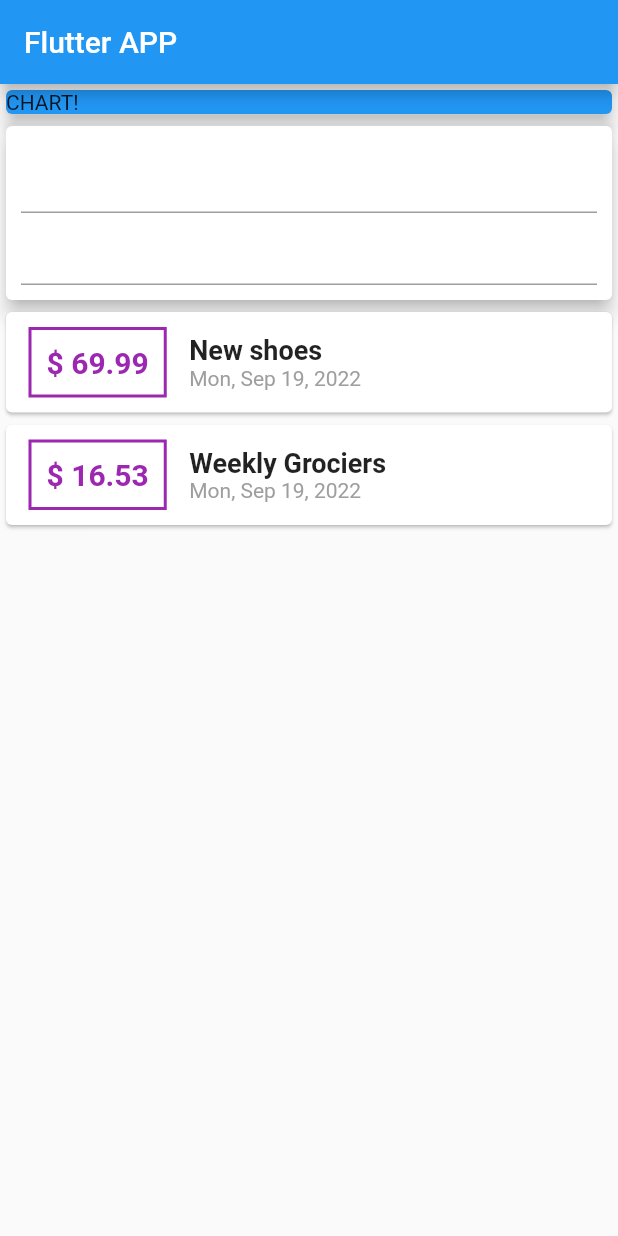
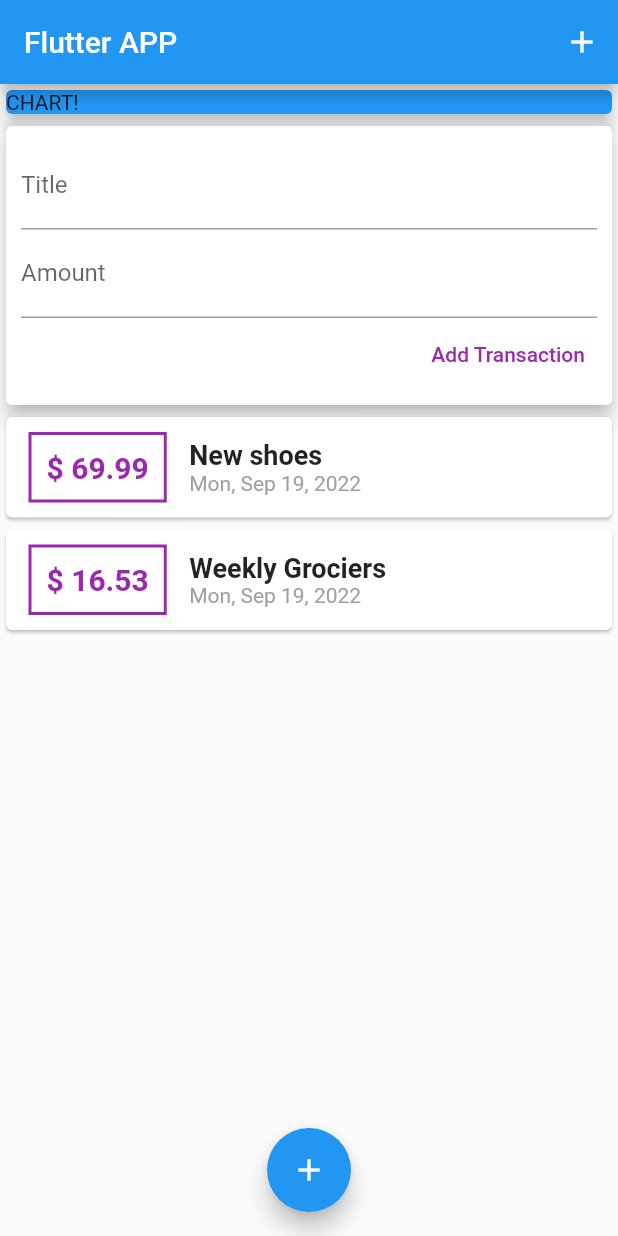
Before and after one commit to ducchungtx/personal_expenses_app, a Flutter app: the screen it shows after launch, on a phone screen of 412 x 824 dp. Run offline on Flutter 3.47's test engine with Material 2 defaults, Android fonts, the phone set to English and light mode, and no system bars.

Commit message:
Update code

```diff
--- a/lib/main.dart
+++ b/lib/main.dart
@@ -1,7 +1,9 @@
 import 'package:flutter/material.dart';
-import 'package:intl/intl.dart';
 
-import './transaction.dart';
+import './widgets/new_transaction.dart';
+import './widgets/user_transactions.dart';
+
+import './models/transaction.dart';
 
 void main() => runApp(const MyApp());
 
@@ -26,32 +28,38 @@ class MyHomePage extends StatefulWidget {
 }
 
 class _MyHomePageState extends State<MyHomePage> {
-  final List<Transaction> transactions = [
-    Transaction(
-      id: 't1',
-      title: 'New shoes',
-      amount: 69.99,
-      date: DateTime.now(),
-    ),
-    Transaction(
-      id: 't2',
-      title: 'Weekly Grociers',
-      amount: 16.53,
-      date: DateTime.now(),
-    ),
-  ];
+  final List<Transaction> transactions = [];
+
+  // String? titleInput;
+  // String? amountInput;
+
+  final titleController = TextEditingController();
+  final amountController = TextEditingController();
+
+  // void startAddNewTransaction(BuildContext ctx) {
+  //   showModalBottomSheet(context: ctx, builder: (_) {
+  //     return NewTransaction(addTx: addTx)
+  //   }, );
+  // }
 
   @override
   Widget build(BuildContext context) {
     return Scaffold(
       appBar: AppBar(
         title: const Text("Flutter APP"),
+        actions: <Widget>[
+          IconButton(
+            onPressed: () {},
+            icon: const Icon(Icons.add),
+          )
+        ],
       ),
-      body: Column(
+      body: SingleChildScrollView(
+        child: Column(
           // mainAxisAlignment: MainAxisAlignment.start,
           crossAxisAlignment: CrossAxisAlignment.stretch,
-        children: <Widget>[
-          const SizedBox(
+          children: const <Widget>[
+            SizedBox(
               width: double.infinity,
               child: Card(
                 color: Colors.blue,
@@ -59,65 +67,15 @@ class _MyHomePageState extends State<MyHomePage> {
                 child: Text('CHART!'),
               ),
             ),
-          Card(
-            elevation: 5,
-            child: Container(
-              padding: EdgeInsets.all(10),
-              child: Column(
-                children: <Widget>[
-                  TextField(),
-                  TextField(),
+            // User transactions
+            UserTransactions(),
           ],
         ),
       ),
-          ),
-          Column(
-            children: transactions.map((tx) {
-              return Card(
-                child: Row(
-                  children: <Widget>[
-                    Container(
-                      margin: const EdgeInsets.symmetric(
-                        vertical: 10,
-                        horizontal: 15,
-                      ),
-                      decoration: BoxDecoration(
-                        border: Border.all(color: Colors.purple, width: 2),
-                      ),
-                      padding: const EdgeInsets.all(10),
-                      child: Text(
-                        '\$ ${tx.amount}',
-                        style: const TextStyle(
-                          fontWeight: FontWeight.bold,
-                          fontSize: 20,
-                          color: Colors.purple,
-                        ),
-                      ),
-                    ), // For Price area
-                    Column(
-                      crossAxisAlignment: CrossAxisAlignment.start,
-                      children: <Widget>[
-                        Text(
-                          tx.title,
-                          style: const TextStyle(
-                            fontSize: 18,
-                            fontWeight: FontWeight.bold,
-                          ),
-                        ),
-                        Text(
-                          DateFormat.yMMMEd().format(tx.date),
-                          style: TextStyle(
-                            color: Colors.grey,
-                          ),
-                        )
-                      ],
-                    ), // Display info
-                  ],
-                ),
-              );
-            }).toList(),
-          ),
-        ],
+      floatingActionButtonLocation: FloatingActionButtonLocation.centerFloat,
+      floatingActionButton: FloatingActionButton(
+        onPressed: () {},
+        child: const Icon(Icons.add),
       ),
     );
   }
--- /dev/null
+++ b/lib/widgets/new_transaction.dart
@@ -0,0 +1,63 @@
+import 'package:flutter/material.dart';
+
+class NewTransaction extends StatelessWidget {
+  NewTransaction({Key? key, required this.addTx}) : super(key: key);
+
+  final Function addTx;
+
+  final titleController = TextEditingController();
+  final amountController = TextEditingController();
+
+  void submitData() {
+    final enteredTitle = titleController.text;
+    final enteredAmount = double.parse(amountController.text);
+
+    if (enteredTitle.isEmpty || enteredAmount <= 0) {
+      return;
+    }
+
+    addTx(
+      enteredTitle,
+      enteredAmount,
+    );
+  }
+
+  @override
+  Widget build(BuildContext context) {
+    return Card(
+      elevation: 5,
+      child: Container(
+        padding: const EdgeInsets.all(10),
+        child: Column(
+          crossAxisAlignment: CrossAxisAlignment.end,
+          children: <Widget>[
+            TextField(
+              controller: titleController,
+              decoration: const InputDecoration(
+                labelText: 'Title',
+              ),
+              onSubmitted: (_) => submitData(),
+              // onChanged: (val) => titleInput = val,
+            ),
+            TextField(
+              controller: amountController,
+              decoration: const InputDecoration(
+                labelText: 'Amount',
+              ),
+              keyboardType: TextInputType.number,
+              onSubmitted: (_) => submitData(),
+              // onChanged: (val) => amountInput = val,
+            ),
+            TextButton(
+              onPressed: submitData,
+              style: TextButton.styleFrom(
+                primary: Colors.purple,
+              ),
+              child: const Text('Add Transaction'),
+            )
+          ],
+        ),
+      ),
+    );
+  }
+}
--- /dev/null
+++ b/lib/widgets/transaction_list.dart
@@ -0,0 +1,67 @@
+import 'package:flutter/material.dart';
+import 'package:intl/intl.dart';
+import 'package:personal_expenses_app/models/transaction.dart';
+
+class TransactionList extends StatelessWidget {
+  const TransactionList({Key? key, required this.transactions})
+      : super(key: key);
+
+  final List<Transaction> transactions;
+
+  @override
+  Widget build(BuildContext context) {
+    return SizedBox(
+      height: 300,
+      child: ListView.builder(
+        itemBuilder: (ctx, index) {
+          return Card(
+            child: Row(
+              children: <Widget>[
+                Container(
+                  margin: const EdgeInsets.symmetric(
+                    vertical: 10,
+                    horizontal: 15,
+                  ),
+                  decoration: BoxDecoration(
+                    border: Border.all(color: Colors.purple, width: 2),
+                  ),
+                  padding: const EdgeInsets.all(10),
+                  child: Text(
+                    '\$ ${transactions[index].amount.toStringAsFixed(2)}',
+                    style: const TextStyle(
+                      fontWeight: FontWeight.bold,
+                      fontSize: 20,
+                      color: Colors.purple,
+                    ),
+                  ),
+                ), // For Price area
+                Column(
+                  crossAxisAlignment: CrossAxisAlignment.start,
+                  children: <Widget>[
+                    Text(
+                      transactions[index].title,
+                      style: const TextStyle(
+                        fontSize: 18,
+                        fontWeight: FontWeight.bold,
+                      ),
+                    ),
+                    Text(
+                      DateFormat.yMMMEd().format(transactions[index].date),
+                      style: const TextStyle(
+                        color: Colors.grey,
+                      ),
+                    )
+                  ],
+                ), // Display info
+              ],
+            ),
+          );
+        },
+        itemCount: transactions.length,
+        // children: transactions.map((tx) {
+        //   return
+        // }).toList(),
+      ),
+    );
+  }
+}
--- /dev/null
+++ b/lib/widgets/user_transactions.dart
@@ -0,0 +1,55 @@
+import 'package:flutter/material.dart';
+
+import '../models/transaction.dart';
+import './new_transaction.dart';
+import './transaction_list.dart';
+
+class UserTransactions extends StatefulWidget {
+  const UserTransactions({Key? key}) : super(key: key);
+
+  @override
+  State<UserTransactions> createState() => _UserTransactionsState();
+}
+
+class _UserTransactionsState extends State<UserTransactions> {
+  final List<Transaction> _userTransactions = [
+    Transaction(
+      id: 't1',
+      title: 'New shoes',
+      amount: 69.99,
+      date: DateTime.now(),
+    ),
+    Transaction(
+      id: 't2',
+      title: 'Weekly Grociers',
+      amount: 16.53,
+      date: DateTime.now(),
+    ),
+  ];
+
+  void _addNewTransaction(String txTitle, double txAmount) {
+    final newTx = Transaction(
+      id: DateTime.now().toString(),
+      title: txTitle,
+      amount: txAmount,
+      date: DateTime.now(),
+    );
+    setState(() {
+      _userTransactions.add(newTx);
+    });
+  }
+
+  @override
+  Widget build(BuildContext context) {
+    return Column(
+      children: [
+        // New Transaction
+        NewTransaction(addTx: _addNewTransaction),
+        // List Transaction
+        TransactionList(
+          transactions: _userTransactions,
+        ),
+      ],
+    );
+  }
+}
```
Also changed, not shown: lib/models/transaction.dart (renamed from lib/transaction.dart). Lines whose indentation alone changed are shown as unchanged.
